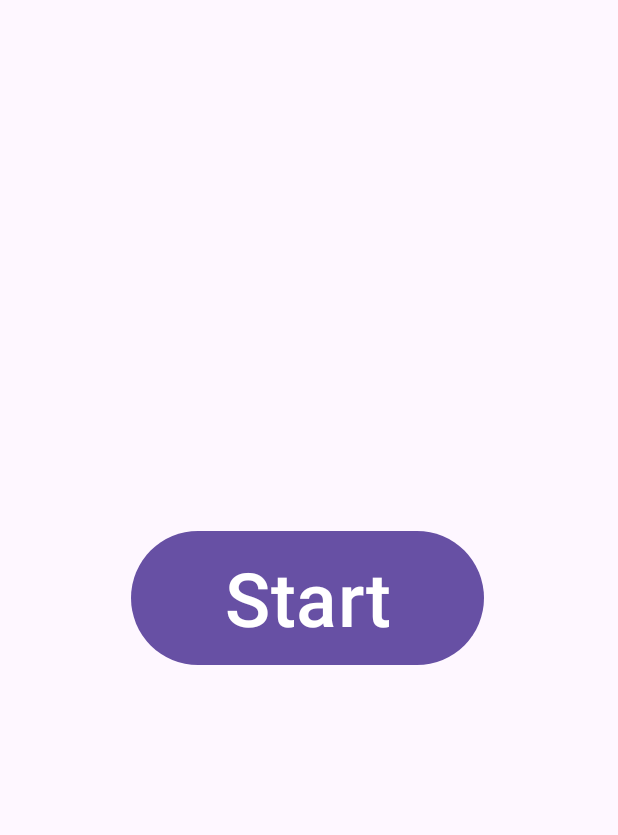
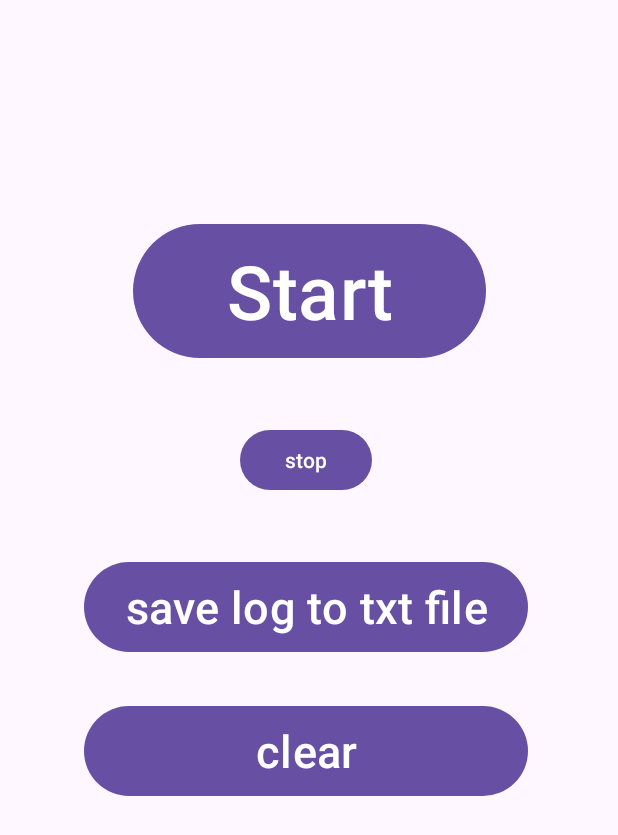
Before and after one commit to SvyteP/TestHitMap, an Android app: the screen it shows after launch (MainActivity), on a phone screen of 412 x 824 dp. Shown: the top 835 px of the screen. Run offline under Robolectric (Android 15) with nearby library versions, the phone set to English and light mode, and no system bars.

Commit message:
Добавлена система сохранения

```diff
--- a/app/build.gradle
+++ b/app/build.gradle
@@ -32,6 +32,7 @@ dependencies {
 
     implementation 'androidx.appcompat:appcompat:1.6.1'
     implementation 'com.google.android.material:material:1.5.0'
+    implementation 'androidx.sqlite:sqlite:2.1.0'
     implementation 'androidx.constraintlayout:constraintlayout:2.1.4'
     testImplementation 'junit:junit:4.13.2'
     androidTestImplementation 'androidx.test.ext:junit:1.1.5'
--- a/app/src/main/res/layout/activity_main.xml
+++ b/app/src/main/res/layout/activity_main.xml
@@ -14,9 +14,45 @@
         android:textSize="50dp"
         app:layout_constraintBottom_toBottomOf="parent"
         app:layout_constraintEnd_toEndOf="parent"
-        app:layout_constraintHorizontal_bias="0.496"
         app:layout_constraintStart_toStartOf="parent"
         app:layout_constraintTop_toTopOf="parent"
-        app:layout_constraintVertical_bias="0.482" />
+        app:layout_constraintVertical_bias="0.2" />
+
+    <Button
+        android:id="@+id/save"
+        android:layout_width="296dp"
+        android:layout_height="68dp"
+        android:layout_marginStart="56dp"
+        android:layout_marginTop="128dp"
+        android:onClick="save"
+        android:text="save log to txt file"
+        android:textSize="30dp"
+        app:layout_constraintStart_toStartOf="parent"
+        app:layout_constraintTop_toBottomOf="@+id/button"
+        tools:ignore="MissingConstraints" />
+
+    <Button
+        android:id="@+id/clear"
+        android:layout_width="296dp"
+        android:layout_height="68dp"
+        android:layout_marginStart="56dp"
+        android:layout_marginTop="28dp"
+        android:onClick="clear"
+        android:text="clear"
+        android:textSize="30dp"
+        app:layout_constraintStart_toStartOf="parent"
+        app:layout_constraintTop_toBottomOf="@+id/save"
+        tools:ignore="MissingConstraints" />
+
+    <Button
+        android:id="@+id/button2"
+        android:layout_width="wrap_content"
+        android:layout_height="wrap_content"
+        android:layout_marginStart="160dp"
+        android:layout_marginTop="40dp"
+        android:text="stop"
+        android:onClick="stop"
+        app:layout_constraintStart_toStartOf="parent"
+        app:layout_constraintTop_toBottomOf="@+id/button" />
 
 </androidx.constraintlayout.widget.ConstraintLayout>
```
Also changed, not shown: app/src/main/java/com/example/testhitmap/MainActivity.java (+71 -20 lines), app/src/main/java/com/example/testhitmap/MyAccessibilityService.java (+39 -32 lines).
